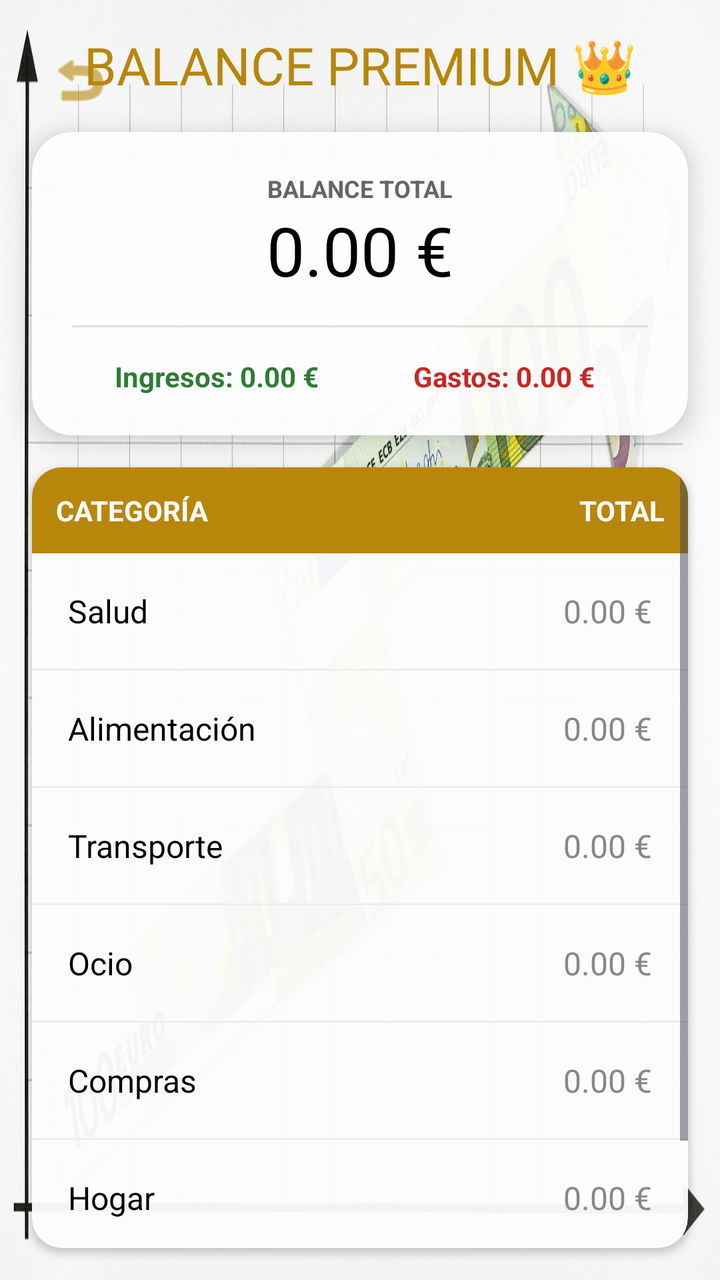
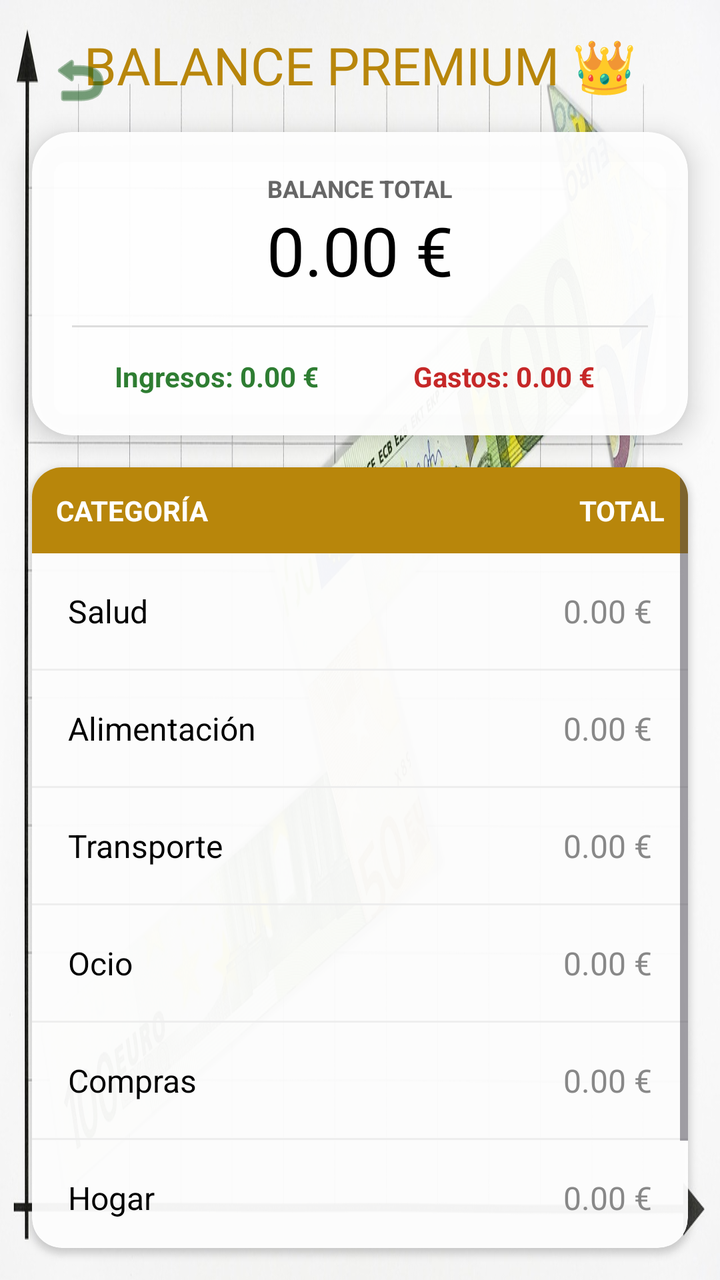

Before-and-after screenshots of an Android layout around one commit, followed by the original layout XML and the change that was made.
<!-- AndroidManifest.xml: application theme Theme.Pecunia -->
<!-- res/layout/activity_resumen.xml -->
<?xml version="1.0" encoding="utf-8"?>
<androidx.constraintlayout.widget.ConstraintLayout xmlns:android="http://schemas.android.com/apk/res/android"
    xmlns:app="http://schemas.android.com/apk/res-auto"
    android:layout_width="match_parent"
    android:layout_height="match_parent"
    android:background="@drawable/resumenbueno">

    <ImageButton
        android:id="@+id/btnVolverResumenPremium"
        android:layout_width="48dp"
        android:layout_height="48dp"
        android:layout_margin="16dp"
        android:background="?android:attr/selectableItemBackgroundBorderless"
        android:src="@android:drawable/ic_menu_revert"
        app:layout_constraintStart_toStartOf="parent"
        app:layout_constraintTop_toTopOf="parent"
        app:tint="#B8860B" />

    <TextView
        android:id="@+id/tvTituloPremium"
        android:layout_width="wrap_content"
        android:layout_height="wrap_content"
        android:layout_marginTop="15dp"
        android:fontFamily="@font/anton"
        android:text="BALANCE PREMIUM 👑"
        android:textColor="#B8860B"
        android:textSize="26sp"
        app:layout_constraintEnd_toEndOf="parent"
        app:layout_constraintStart_toStartOf="parent"
        app:layout_constraintTop_toTopOf="parent" />

    <androidx.cardview.widget.CardView
        android:id="@+id/cardTotalesPremium"
        android:layout_width="match_parent"
        android:layout_height="wrap_content"
        android:layout_margin="16dp"
        app:cardBackgroundColor="#F2FFFFFF"
        app:cardCornerRadius="20dp"
        app:cardElevation="8dp"
        app:layout_constraintTop_toBottomOf="@id/tvTituloPremium">

        <LinearLayout
            android:layout_width="match_parent"
            android:layout_height="wrap_content"
            android:orientation="vertical"
            android:padding="20dp">

            <TextView
                android:layout_width="wrap_content"
                android:layout_height="wrap_content"
                android:layout_gravity="center"
                android:text="BALANCE TOTAL"
                android:textColor="#666666"
                android:textSize="12sp"
                android:textStyle="bold" />

            <TextView
                android:id="@+id/tvBalancePremium"
                android:layout_width="wrap_content"
                android:layout_height="wrap_content"
                android:layout_gravity="center"
                android:fontFamily="@font/bakbak_one"
                android:text="0.00 €"
                android:textColor="#000000"
                android:textSize="34sp" />

            <View
                android:layout_width="match_parent"
                android:layout_height="1dp"
                android:layout_marginVertical="15dp"
                android:background="#DDDDDD" />

            <LinearLayout
                android:layout_width="match_parent"
                android:layout_height="wrap_content"
                android:orientation="horizontal"
                android:weightSum="2">

                <TextView
                    android:id="@+id/tvTotalIngresosPremium"
                    android:layout_width="0dp"
                    android:layout_height="wrap_content"
                    android:layout_weight="1"
                    android:gravity="center"
                    android:text="Ingresos: 0.00 €"
                    android:textColor="#2E7D32"
                    android:textStyle="bold" />

                <TextView
                    android:id="@+id/tvTotalGastosPremium"
                    android:layout_width="0dp"
                    android:layout_height="wrap_content"
                    android:layout_weight="1"
                    android:gravity="center"
                    android:text="Gastos: 0.00 €"
                    android:textColor="#C62828"
                    android:textStyle="bold" />
            </LinearLayout>
        </LinearLayout>
    </androidx.cardview.widget.CardView>

    <androidx.cardview.widget.CardView
        android:layout_width="match_parent"
        android:layout_height="0dp"
        android:layout_margin="16dp"
        app:cardBackgroundColor="#F2FFFFFF"
        app:cardCornerRadius="15dp"
        app:layout_constraintBottom_toBottomOf="parent"
        app:layout_constraintTop_toBottomOf="@id/cardTotalesPremium">

        <ScrollView
            android:layout_width="match_parent"
            android:layout_height="match_parent"
            android:fillViewport="true">

            <TableLayout
                android:id="@+id/tablaCategorias"
                android:layout_width="match_parent"
                android:layout_height="wrap_content"
                android:stretchColumns="*">

                <TableRow android:background="#B8860B" android:padding="12dp" android:weightSum="1">
                    <TextView android:layout_width="0dp" android:layout_height="wrap_content" android:layout_weight="0.7" android:text="CATEGORÍA" android:textColor="#FFFFFF" android:textStyle="bold" />
                    <TextView android:layout_width="0dp" android:layout_height="wrap_content" android:layout_weight="0.3" android:gravity="end" android:text="TOTAL" android:textColor="#FFFFFF" android:textStyle="bold" />
                </TableRow>

                <TableRow android:id="@+id/filaSalud" android:padding="18dp" android:background="?android:attr/selectableItemBackground" android:weightSum="1">
                    <TextView android:layout_width="0dp" android:layout_height="wrap_content" android:layout_weight="0.7" android:text="Salud" android:textSize="16sp" android:textColor="#000000" />
                    <TextView android:id="@+id/tvTotalSalud" android:layout_width="0dp" android:layout_height="wrap_content" android:layout_weight="0.3" android:text="0.00 €" android:textSize="16sp" android:gravity="end" android:textColor="#888888" />
                </TableRow>
                <View android:layout_height="1dp" android:background="#EEEEEE" />

                <TableRow android:id="@+id/filaComida" android:padding="18dp" android:background="?android:attr/selectableItemBackground" android:weightSum="1">
                    <TextView android:layout_width="0dp" android:layout_height="wrap_content" android:layout_weight="0.7" android:text="Alimentación" android:textSize="16sp" android:textColor="#000000" />
                    <TextView android:id="@+id/tvTotalComida" android:layout_width="0dp" android:layout_height="wrap_content" android:layout_weight="0.3" android:text="0.00 €" android:textSize="16sp" android:gravity="end" android:textColor="#888888" />
                </TableRow>
                <View android:layout_height="1dp" android:background="#EEEEEE" />

                <TableRow android:id="@+id/filaTransporte" android:padding="18dp" android:background="?android:attr/selectableItemBackground" android:weightSum="1">
                    <TextView android:layout_width="0dp" android:layout_height="wrap_content" android:layout_weight="0.7" android:text="Transporte" android:textSize="16sp" android:textColor="#000000" />
                    <TextView android:id="@+id/tvTotalTransporte" android:layout_width="0dp" android:layout_height="wrap_content" android:layout_weight="0.3" android:text="0.00 €" android:textSize="16sp" android:gravity="end" android:textColor="#888888" />
                </TableRow>
                <View android:layout_height="1dp" android:background="#EEEEEE" />

                <TableRow android:id="@+id/filaOcio" android:padding="18dp" android:background="?android:attr/selectableItemBackground" android:weightSum="1">
                    <TextView android:layout_width="0dp" android:layout_height="wrap_content" android:layout_weight="0.7" android:text="Ocio" android:textSize="16sp" android:textColor="#000000" />
                    <TextView android:id="@+id/tvTotalOcio" android:layout_width="0dp" android:layout_height="wrap_content" android:layout_weight="0.3" android:text="0.00 €" android:textSize="16sp" android:gravity="end" android:textColor="#888888" />
                </TableRow>
                <View android:layout_height="1dp" android:background="#EEEEEE" />

                <TableRow android:id="@+id/filaCompras" android:padding="18dp" android:background="?android:attr/selectableItemBackground" android:weightSum="1">
                    <TextView android:layout_width="0dp" android:layout_height="wrap_content" android:layout_weight="0.7" android:text="Compras" android:textSize="16sp" android:textColor="#000000" />
                    <TextView android:id="@+id/tvTotalCompras" android:layout_width="0dp" android:layout_height="wrap_content" android:layout_weight="0.3" android:text="0.00 €" android:textSize="16sp" android:gravity="end" android:textColor="#888888" />
                </TableRow>
                <View android:layout_height="1dp" android:background="#EEEEEE" />

                <TableRow android:id="@+id/filaHogar" android:padding="18dp" android:background="?android:attr/selectableItemBackground" android:weightSum="1">
                    <TextView android:layout_width="0dp" android:layout_height="wrap_content" android:layout_weight="0.7" android:text="Hogar" android:textSize="16sp" android:textColor="#000000" />
                    <TextView android:id="@+id/tvTotalHogar" android:layout_width="0dp" android:layout_height="wrap_content" android:layout_weight="0.3" android:text="0.00 €" android:textSize="16sp" android:gravity="end" android:textColor="#888888" />
                </TableRow>
                <View android:layout_height="1dp" android:background="#EEEEEE" />

                <TableRow android:id="@+id/filaEfectivo" android:padding="18dp" android:background="?android:attr/selectableItemBackground" android:weightSum="1">
                    <TextView android:layout_width="0dp" android:layout_height="wrap_content" android:layout_weight="0.7" android:text="Efectivo" android:textSize="16sp" android:textColor="#000000" />
                    <TextView android:id="@+id/tvTotalEfectivo" android:layout_width="0dp" android:layout_height="wrap_content" android:layout_weight="0.3" android:text="0.00 €" android:textSize="16sp" android:gravity="end" android:textColor="#888888" />
                </TableRow>

            </TableLayout>
        </ScrollView>
    </androidx.cardview.widget.CardView>

</androidx.constraintlayout.widget.ConstraintLayout>
<!-- resources referenced by this layout -->
<resources>
  <!-- drawable resumenbueno: jpg bitmap (drawable, 184106 bytes) -->
  <style name="Theme.Pecunia" parent="Base.Theme.Pecunia" />
  <style name="Base.Theme.Pecunia" parent="Theme.Material3.DayNight.NoActionBar">
          
          
      </style>
</resources>

<!-- the commit's change to res/layout/activity_resumen.xml (unified diff, before → after) -->
@@ -6,15 +6,21 @@
     android:background="@drawable/resumenbueno">
 
     <ImageButton
-        android:id="@+id/btnVolverResumenPremium"
-        android:layout_width="48dp"
-        android:layout_height="48dp"
-        android:layout_margin="16dp"
+        android:id="@+id/btnVolverAtras"
+        android:layout_width="56dp"
+        android:layout_height="56dp"
+        android:layout_margin="12dp"
+        android:padding="12dp"
+        android:elevation="15dp"
+        android:translationZ="15dp"
+        android:clickable="true"
+        android:focusable="true"
         android:background="?android:attr/selectableItemBackgroundBorderless"
         android:src="@android:drawable/ic_menu_revert"
+        android:scaleType="fitCenter"
         app:layout_constraintStart_toStartOf="parent"
         app:layout_constraintTop_toTopOf="parent"
-        app:tint="#B8860B" />
+        app:tint="#1B5E20" />
 
     <TextView
         android:id="@+id/tvTituloPremium"
